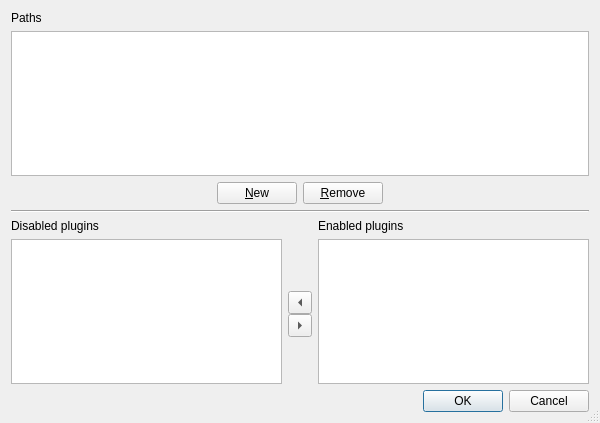
Old version of the form vitables/pluginsManager/pluginsmgr_dlg.ui in the repository uvemas/ViTables.
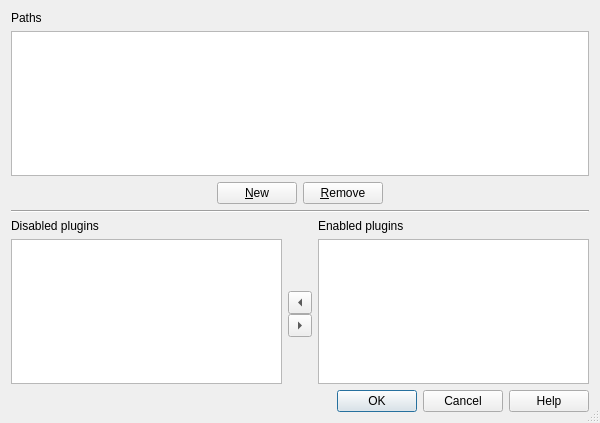
New version of the form.

Patch:
```diff
--- a/vitables/pluginsManager/pluginsmgr_dlg.ui
+++ b/vitables/pluginsManager/pluginsmgr_dlg.ui
@@ -235,7 +235,7 @@
         <enum>Qt::Horizontal</enum>
        </property>
        <property name="standardButtons">
-        <set>QDialogButtonBox::Cancel|QDialogButtonBox::Ok</set>
+        <set>QDialogButtonBox::Cancel|QDialogButtonBox::Help|QDialogButtonBox::Ok</set>
        </property>
       </widget>
      </item>
```
Left out of the diff: 9 changed lines with no effect on the pictures.
